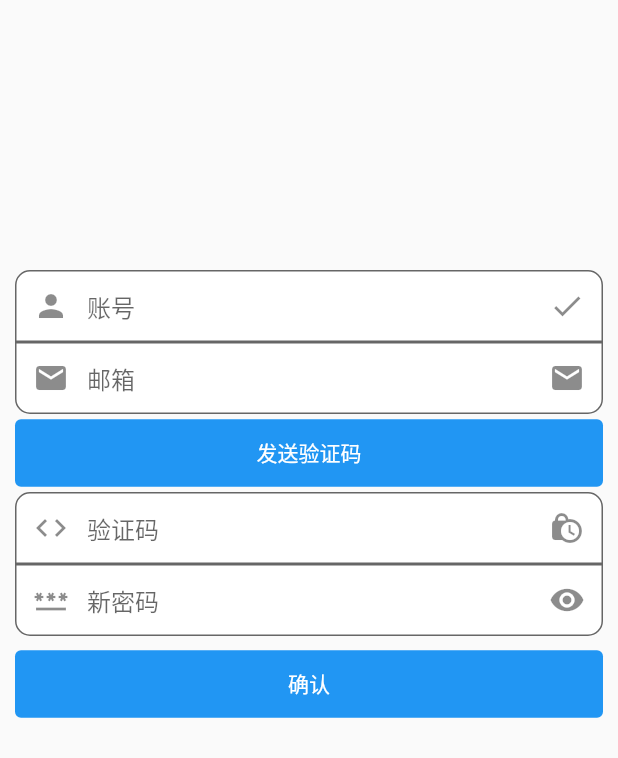
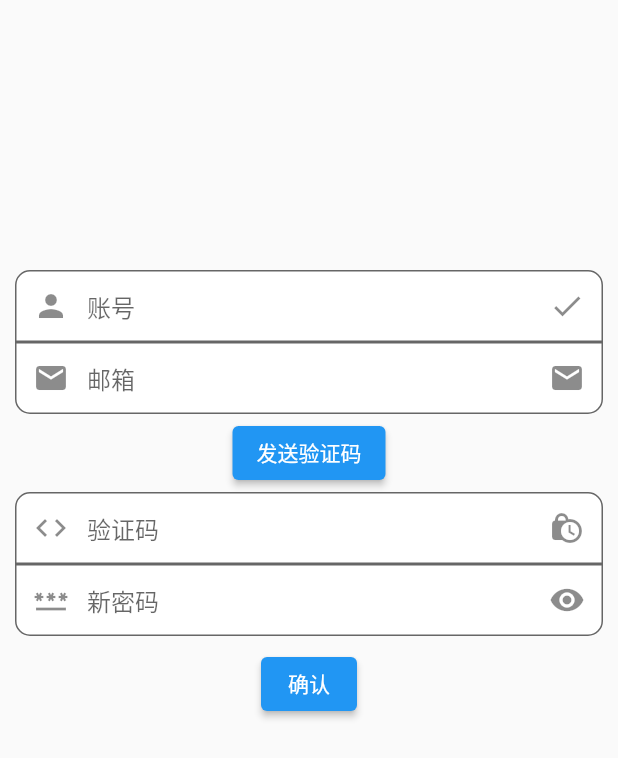
Before and after one commit to Crtrpt/bitty_flutter, a Flutter app: the FindPassword screen opened by its route, on a phone screen of 412 x 824 dp. Shown: the top 758 px of the screen. Run offline on Flutter 3.47's test engine with Material 2 defaults, Android fonts, the light colour scheme and no system bars; our stand-ins replace faker, i18n_extension, shared_preferences; accounts and stored records are empty.

Commit message:
完善登录显示

```diff
--- a/lib/page/auth/findpassword.dart
+++ b/lib/page/auth/findpassword.dart
@@ -82,13 +82,6 @@ class _FindPasswordState extends State<FindPassword> {
                   padding: EdgeInsets.symmetric(vertical: 2),
                   child: Center(
                     child: ElevatedButton(
-                        style: ElevatedButton.styleFrom(
-                          elevation: 0,
-                          fixedSize: const Size(
-                            500,
-                            45,
-                          ),
-                        ),
                         onPressed: () {
                           state.sendCode(form).then((value) {
                             showDialog<String>(
@@ -157,13 +150,6 @@ class _FindPasswordState extends State<FindPassword> {
                   padding: EdgeInsets.symmetric(vertical: 8),
                   child: Center(
                     child: ElevatedButton(
-                        style: ElevatedButton.styleFrom(
-                          elevation: 0,
-                          fixedSize: const Size(
-                            500,
-                            45,
-                          ),
-                        ),
                         onPressed: () {
                           state.resetPassword(form).then((value) {
                             showDialog<String>(
```
